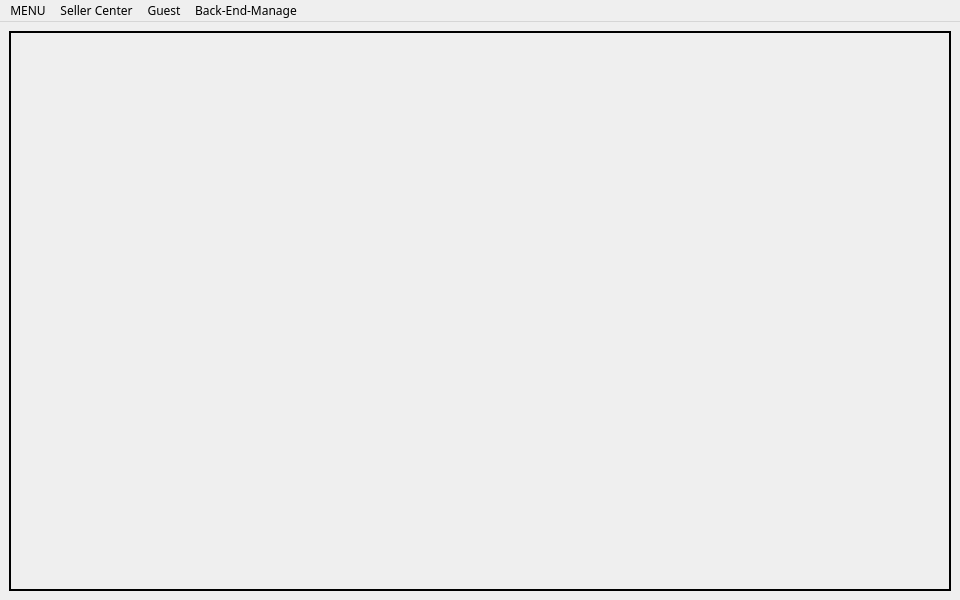
The window that mainwindow.ui (freefrit/AOOP_DogeShop) describes before a commit, drawn with Qt 5.
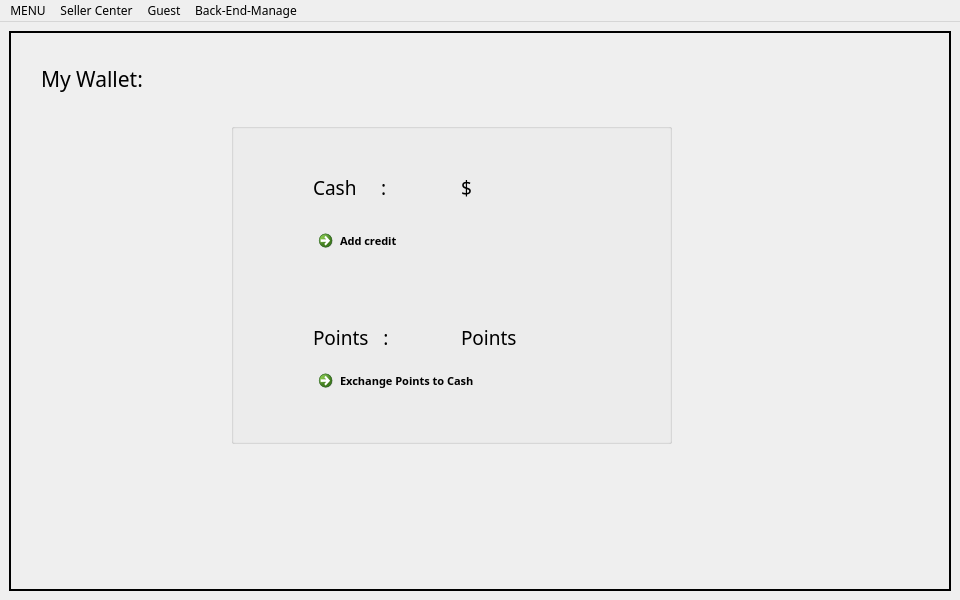
The same window after the commit. The open tabs and pages were chosen to show the change.

Commit message: add change password pop up & working on wallet

```diff
--- a/mainwindow.ui
+++ b/mainwindow.ui
@@ -386,7 +386,184 @@
        </widget>
       </widget>
       <widget class="QWidget" name="page_3">
-       <layout class="QGridLayout" name="gridLayout_5"/>
+       <widget class="QGroupBox" name="groupBox_3">
+        <property name="geometry">
+         <rect>
+          <x>220</x>
+          <y>90</y>
+          <width>441</width>
+          <height>321</height>
+         </rect>
+        </property>
+        <property name="font">
+         <font>
+          <family>MV Boli</family>
+          <pointsize>9</pointsize>
+         </font>
+        </property>
+        <property name="layoutDirection">
+         <enum>Qt::LeftToRight</enum>
+        </property>
+        <property name="title">
+         <string/>
+        </property>
+        <property name="flat">
+         <bool>false</bool>
+        </property>
+        <widget class="QLabel" name="label_word_points">
+         <property name="geometry">
+          <rect>
+           <x>82</x>
+           <y>200</y>
+           <width>109</width>
+           <height>29</height>
+          </rect>
+         </property>
+         <property name="font">
+          <font>
+           <family>MV Boli</family>
+           <pointsize>14</pointsize>
+          </font>
+         </property>
+         <property name="text">
+          <string>Points   :</string>
+         </property>
+        </widget>
+        <widget class="QLabel" name="label_word_cash">
+         <property name="geometry">
+          <rect>
+           <x>82</x>
+           <y>50</y>
+           <width>111</width>
+           <height>29</height>
+          </rect>
+         </property>
+         <property name="font">
+          <font>
+           <family>MV Boli</family>
+           <pointsize>14</pointsize>
+          </font>
+         </property>
+         <property name="text">
+          <string>Cash     :</string>
+         </property>
+        </widget>
+        <widget class="QLabel" name="label_cash">
+         <property name="geometry">
+          <rect>
+           <x>230</x>
+           <y>50</y>
+           <width>141</width>
+           <height>29</height>
+          </rect>
+         </property>
+         <property name="font">
+          <font>
+           <family>MV Boli</family>
+           <pointsize>14</pointsize>
+          </font>
+         </property>
+         <property name="layoutDirection">
+          <enum>Qt::RightToLeft</enum>
+         </property>
+         <property name="autoFillBackground">
+          <bool>false</bool>
+         </property>
+         <property name="frameShape">
+          <enum>QFrame::NoFrame</enum>
+         </property>
+         <property name="frameShadow">
+          <enum>QFrame::Raised</enum>
+         </property>
+         <property name="lineWidth">
+          <number>5</number>
+         </property>
+         <property name="midLineWidth">
+          <number>0</number>
+         </property>
+         <property name="text">
+          <string>$</string>
+         </property>
+        </widget>
+        <widget class="QLabel" name="label_points">
+         <property name="geometry">
+          <rect>
+           <x>230</x>
+           <y>200</y>
+           <width>121</width>
+           <height>29</height>
+          </rect>
+         </property>
+         <property name="font">
+          <font>
+           <family>MV Boli</family>
+           <pointsize>14</pointsize>
+          </font>
+         </property>
+         <property name="text">
+          <string>Points</string>
+         </property>
+        </widget>
+        <widget class="QCommandLinkButton" name="btn_cus_change_pwd_2">
+         <property name="geometry">
+          <rect>
+           <x>80</x>
+           <y>100</y>
+           <width>171</width>
+           <height>41</height>
+          </rect>
+         </property>
+         <property name="font">
+          <font>
+           <family>Franklin Gothic Book</family>
+           <pointsize>8</pointsize>
+           <italic>false</italic>
+          </font>
+         </property>
+         <property name="text">
+          <string>Add credit</string>
+         </property>
+        </widget>
+        <widget class="QCommandLinkButton" name="btn_cus_change_pwd_3">
+         <property name="geometry">
+          <rect>
+           <x>80</x>
+           <y>240</y>
+           <width>221</width>
+           <height>41</height>
+          </rect>
+         </property>
+         <property name="font">
+          <font>
+           <family>Franklin Gothic Book</family>
+           <pointsize>8</pointsize>
+           <italic>false</italic>
+          </font>
+         </property>
+         <property name="text">
+          <string>Exchange Points to Cash</string>
+         </property>
+        </widget>
+       </widget>
+       <widget class="QLabel" name="label_c_info_2">
+        <property name="geometry">
+         <rect>
+          <x>30</x>
+          <y>20</y>
+          <width>231</width>
+          <height>51</height>
+         </rect>
+        </property>
+        <property name="font">
+         <font>
+          <family>MV Boli</family>
+          <pointsize>16</pointsize>
+         </font>
+        </property>
+        <property name="text">
+         <string>My Wallet:</string>
+        </property>
+       </widget>
       </widget>
       <widget class="QWidget" name="page_4">
        <layout class="QGridLayout" name="gridLayout_3">
```
Left out of the diff: 23 changed lines with no effect on the pictures. The commit also changes 10 other files.
